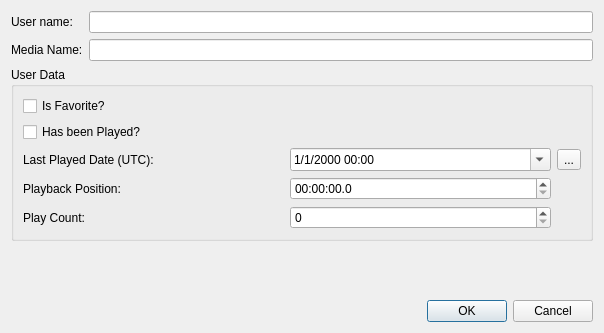
Before: the Qt Designer form UI/UserDataDlg.ui in towel42-com/EmbySync, drawn with Qt 5.
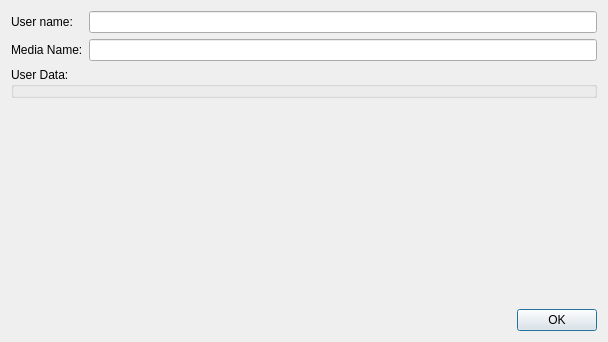
After: the same form once the commit is applied. Custom widgets are drawn as their Qt base class.

Commit message: Cleanup dialog text

What changed in the file:
```diff
--- a/UI/UserDataDlg.ui
+++ b/UI/UserDataDlg.ui
@@ -6,8 +6,8 @@
    <rect>
     <x>0</x>
     <y>0</y>
-    <width>604</width>
-    <height>333</height>
+    <width>608</width>
+    <height>342</height>
    </rect>
   </property>
   <property name="windowTitle">
@@ -21,10 +21,20 @@
      </property>
     </widget>
    </item>
-   <item row="0" column="0">
-    <widget class="QLabel" name="label_4">
-     <property name="text">
-      <string>User name:</string>
+   <item row="0" column="1">
+    <widget class="QLineEdit" name="userName">
+     <property name="readOnly">
+      <bool>true</bool>
+     </property>
+    </widget>
+   </item>
+   <item row="4" column="0" colspan="2">
+    <widget class="QDialogButtonBox" name="buttonBox">
+     <property name="orientation">
+      <enum>Qt::Horizontal</enum>
+     </property>
+     <property name="standardButtons">
+      <set>QDialogButtonBox::Ok</set>
      </property>
     </widget>
    </item>
@@ -35,6 +45,13 @@
      </property>
     </widget>
    </item>
+   <item row="0" column="0">
+    <widget class="QLabel" name="label_4">
+     <property name="text">
+      <string>User name:</string>
+     </property>
+    </widget>
+   </item>
    <item row="3" column="1">
     <spacer name="verticalSpacer">
      <property name="orientation">
@@ -48,106 +65,23 @@
      </property>
     </spacer>
    </item>
-   <item row="4" column="0" colspan="2">
-    <widget class="QDialogButtonBox" name="buttonBox">
-     <property name="orientation">
-      <enum>Qt::Horizontal</enum>
-     </property>
-     <property name="standardButtons">
-      <set>QDialogButtonBox::Cancel|QDialogButtonBox::Ok</set>
-     </property>
-    </widget>
-   </item>
-   <item row="0" column="1">
-    <widget class="QLineEdit" name="userName">
-     <property name="readOnly">
-      <bool>true</bool>
-     </property>
-    </widget>
-   </item>
    <item row="2" column="0" colspan="2">
-    <widget class="QGroupBox" name="groupBox">
+    <widget class="CMediaUserDataWidget" name="userMedia">
      <property name="title">
-      <string>User Data</string>
+      <string>User Data:</string>
      </property>
-     <layout class="QGridLayout" name="gridLayout_2">
-      <item row="3" column="0">
-       <widget class="QLabel" name="label_3">
-        <property name="text">
-         <string>Playback Position:</string>
-        </property>
-       </widget>
-      </item>
-      <item row="0" column="0" colspan="3">
-       <widget class="QCheckBox" name="isFavorite">
-        <property name="text">
-         <string>Is Favorite?</string>
-        </property>
-       </widget>
-      </item>
-      <item row="1" column="0" colspan="3">
-       <widget class="QCheckBox" name="hasBeenPlayed">
-        <property name="text">
-         <string>Has been Played?</string>
-        </property>
-       </widget>
-      </item>
-      <item row="2" column="1">
-       <widget class="QDateTimeEdit" name="lastPlayedDate">
-        <property name="currentSection">
-         <enum>QDateTimeEdit::MonthSection</enum>
-        </property>
-        <property name="displayFormat">
-         <string>M/d/yyyy hh:mm</string>
-        </property>
-        <property name="calendarPopup">
-         <bool>true</bool>
-        </property>
-        <property name="timeSpec">
-         <enum>Qt::UTC</enum>
-        </property>
-       </widget>
-      </item>
-      <item row="2" column="0">
-       <widget class="QLabel" name="label_2">
-        <property name="text">
-         <string>Last Played Date (UTC):</string>
-        </property>
-       </widget>
-      </item>
-      <item row="3" column="1">
-       <widget class="QTimeEdit" name="playbackPosition">
-        <property name="displayFormat">
-         <string>hh:mm:ss.z</string>
-        </property>
-       </widget>
-      </item>
-      <item row="4" column="0">
-       <widget class="QLabel" name="label_5">
-        <property name="text">
-         <string>Play Count:</string>
-        </property>
-       </widget>
-      </item>
-      <item row="4" column="1">
-       <widget class="QSpinBox" name="playCount">
-        <property name="maximum">
-         <number>32767</number>
-        </property>
-       </widget>
-      </item>
-      <item row="2" column="2">
-       <widget class="QToolButton" name="setTimeToNowBtn">
-        <property name="text">
-         <string>...</string>
-        </property>
-       </widget>
-      </item>
-     </layout>
     </widget>
    </item>
   </layout>
  </widget>
+ <customwidgets>
+  <customwidget>
+   <class>CMediaUserDataWidget</class>
+   <extends>QGroupBox</extends>
+   <header>MediaUserDataWidget.h</header>
+   <container>1</container>
+  </customwidget>
+ </customwidgets>
  <tabstops>
   <tabstop>userName</tabstop>
   <tabstop>mediaName</tabstop>
```
Left out of the diff: 6 changed lines with no effect on the pictures. The commit also changes 2 other files.
